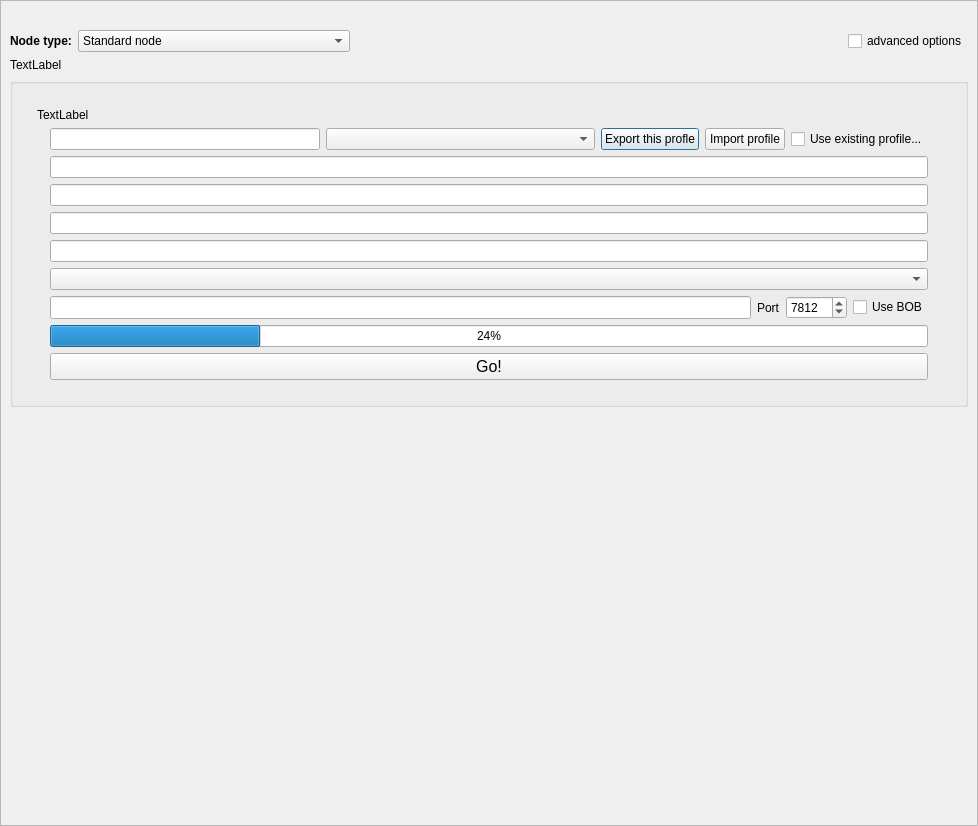
Old version of the form retroshare-gui/src/gui/GenCertDialog.ui in the repository RetroShare/RetroShare.
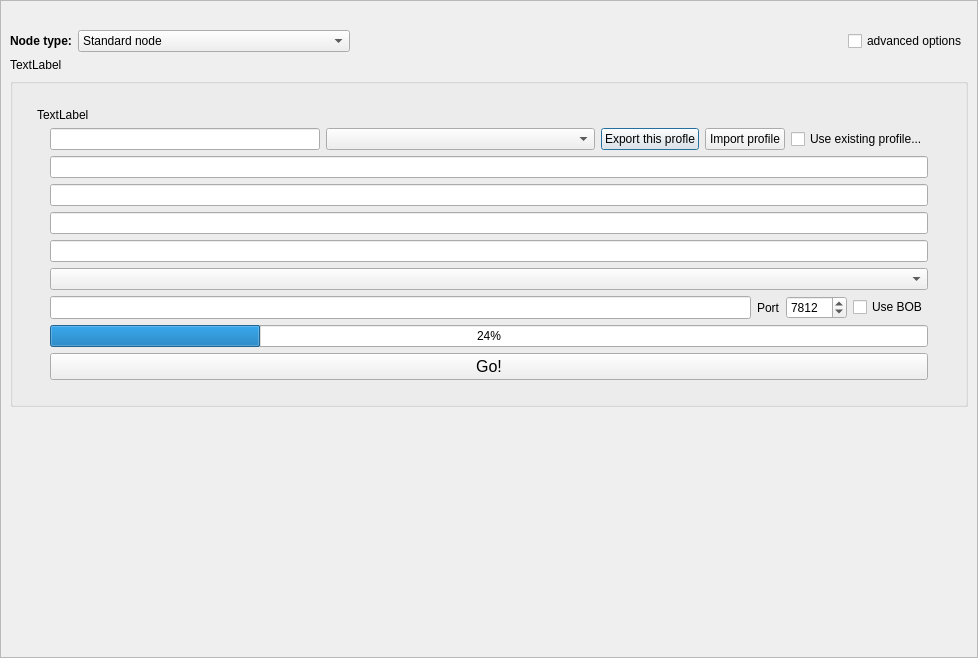
New version of the form. Icons and pictures are not drawn.

```diff
--- a/retroshare-gui/src/gui/GenCertDialog.ui
+++ b/retroshare-gui/src/gui/GenCertDialog.ui
@@ -7,7 +7,7 @@
     <x>0</x>
     <y>0</y>
     <width>978</width>
-    <height>826</height>
+    <height>658</height>
    </rect>
   </property>
   <property name="windowTitle">
```
Left out of the diff: 3 changed lines with no effect on the pictures.
